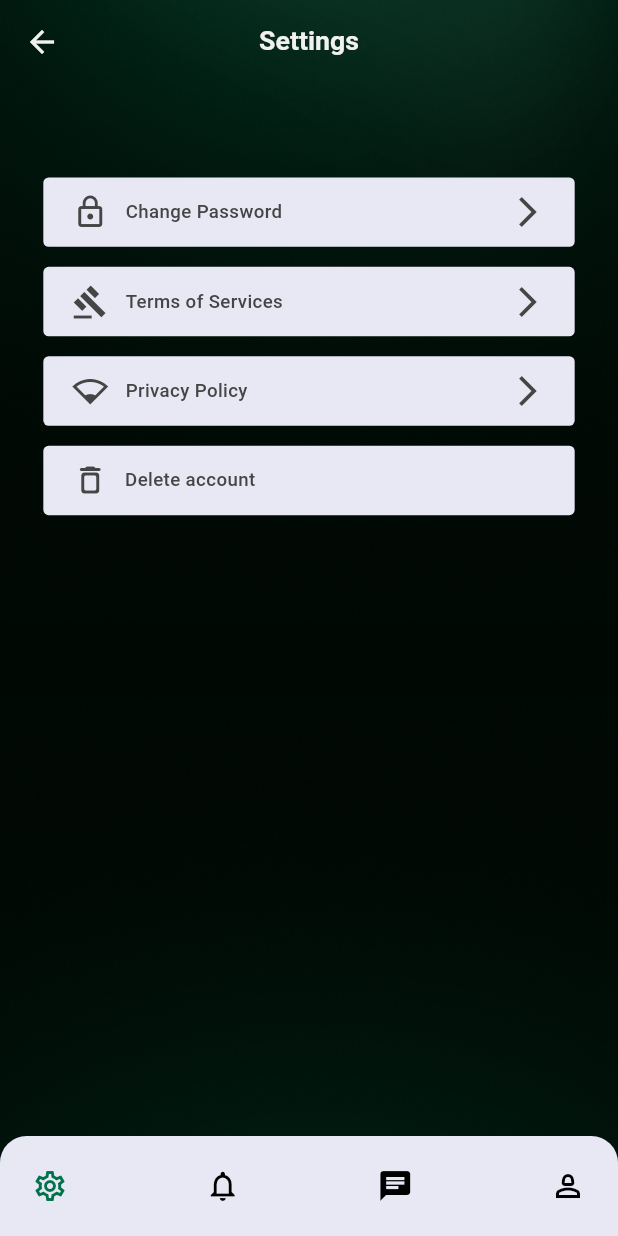
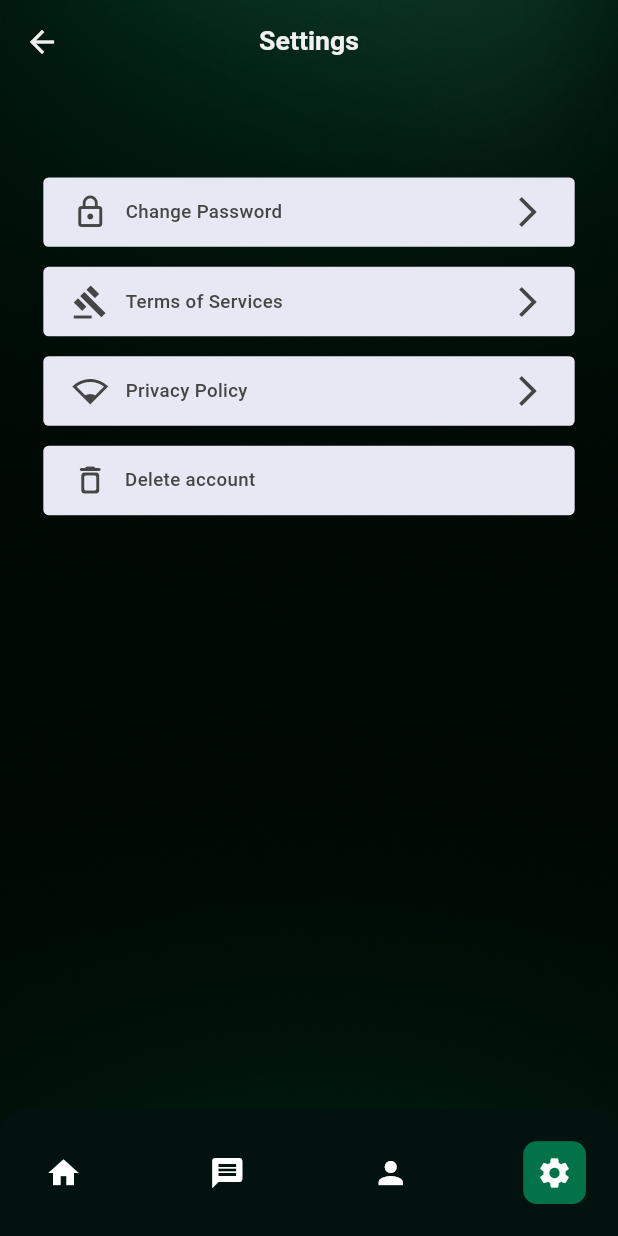
Before and after one commit to mehdisparktech/miraa_social_messaging, a Flutter app: the SettingScreen screen opened by its route, on a phone screen of 412 x 824 dp. Run offline on Flutter 3.47's test engine with Material 3 defaults, Android fonts, the phone set to English and light mode, and no system bars; our stand-ins replace cached_network_image, dio, flutter_dotenv, flutter_html, flutter_local_notifications, flutter_screenutil and 10 more; accounts and stored records are empty; network calls fail.

Commit message:
last navbar

```diff
--- a/lib/component/bottom_nav_bar/common_bottom_bar.dart
+++ b/lib/component/bottom_nav_bar/common_bottom_bar.dart
@@ -4,7 +4,6 @@ import 'package:get/get.dart';
 import '../../../config/route/app_routes.dart';
 import '../../../utils/constants/app_colors.dart';
 import '../../../utils/log/app_log.dart';
-
 
 class CommonBottomNavBar extends StatefulWidget {
   final int currentIndex;
@@ -17,18 +16,11 @@ class CommonBottomNavBar extends StatefulWidget {
 
 class _CommonBottomNavBarState extends State<CommonBottomNavBar> {
   var bottomNavIndex = 0;
-  List<Widget> unselectedIcons = [
-    const Icon(Icons.settings_outlined, color: AppColors.black),
-    const Icon(Icons.notifications_outlined, color: AppColors.black),
-    const Icon(Icons.chat, color: AppColors.black),
-    const Icon(Icons.person_2_outlined, color: AppColors.black),
-  ];
-
-  List<Widget> selectedIcons = [
-    const Icon(Icons.settings_outlined, color: AppColors.primaryColor),
-    const Icon(Icons.notifications, color: AppColors.primaryColor),
-    const Icon(Icons.chat, color: AppColors.primaryColor),
-    const Icon(Icons.person, color: AppColors.primaryColor),
+  List<Widget> bottomBarIcons = [
+    const Icon(Icons.home, color: AppColors.white),
+    const Icon(Icons.message, color: AppColors.white),
+    const Icon(Icons.person, color: AppColors.white),
+    const Icon(Icons.settings, color: AppColors.white),
   ];
 
   @override
@@ -46,24 +38,27 @@ class _CommonBottomNavBarState extends State<CommonBottomNavBar> {
         alignment: Alignment.center,
         padding: EdgeInsets.all(12.sp),
         decoration: BoxDecoration(
-            color: AppColors.blueLight,
-            borderRadius: BorderRadius.only(
-                topLeft: Radius.circular(20.r),
-                topRight: Radius.circular(20.r))),
+          color: AppColors.bottomNavBarColor,
+          borderRadius: BorderRadius.only(
+            topLeft: Radius.circular(20.r),
+            topRight: Radius.circular(20.r),
+          ),
+        ),
         child: Row(
           mainAxisAlignment: MainAxisAlignment.spaceBetween,
-          children: List.generate(unselectedIcons.length, (index) {
+          children: List.generate(bottomBarIcons.length, (index) {
             return GestureDetector(
               onTap: () => onTap(index),
               child: Container(
                 margin: EdgeInsetsDirectional.all(12.sp),
-                child: Column(
-                  children: [
-                    index == bottomNavIndex
-                        ? selectedIcons[index]
-                        : unselectedIcons[index],
-                  ],
+                padding: EdgeInsets.all(10.sp),
+                decoration: BoxDecoration(
+                  color: index == bottomNavIndex
+                      ? Color(0xFF027348)
+                      : AppColors.transparent,
+                  borderRadius: BorderRadius.circular(10.r),
                 ),
+                child: Column(children: [bottomBarIcons[index]]),
               ),
             );
           }),
@@ -73,23 +68,23 @@ class _CommonBottomNavBarState extends State<CommonBottomNavBar> {
   }
 
   void onTap(int index) async {
-      appLog(widget.currentIndex, source: "common bottombar");
+    appLog(widget.currentIndex, source: "common bottombar");
 
     if (index == 0) {
       if (!(widget.currentIndex == 0)) {
-        Get.toNamed(AppRoutes.setting);
+        Get.toNamed(AppRoutes.home);
       }
     } else if (index == 1) {
       if (!(widget.currentIndex == 1)) {
-        Get.toNamed(AppRoutes.notifications);
+        Get.toNamed(AppRoutes.chat);
       }
     } else if (index == 2) {
       if (!(widget.currentIndex == 2)) {
-        Get.toNamed(AppRoutes.chat);
+        Get.toNamed(AppRoutes.profile);
       }
     } else if (index == 3) {
       if (!(widget.currentIndex == 3)) {
-        Get.toNamed(AppRoutes.profile);
+        Get.toNamed(AppRoutes.setting);
       }
     }
   }
--- a/lib/config/dependency/dependency_injection.dart
+++ b/lib/config/dependency/dependency_injection.dart
@@ -1,5 +1,5 @@
-
 import 'package:get/get.dart';
+import 'package:miraa_social_messaging/features/home/presentation/controller/home_controller.dart';
 
 import '../../features/auth/change_password/presentation/controller/change_password_controller.dart';
 import '../../features/auth/forgot password/presentation/controller/forget_password_controller.dart';
@@ -27,5 +27,6 @@ class DependencyInjection extends Bindings {
     Get.lazyPut(() => SettingController(), fenix: true);
     Get.lazyPut(() => PrivacyPolicyController(), fenix: true);
     Get.lazyPut(() => TermsOfServicesController(), fenix: true);
+    Get.lazyPut(() => HomeController(), fenix: true);
   }
 }
--- a/lib/config/route/app_routes.dart
+++ b/lib/config/route/app_routes.dart
@@ -1,4 +1,5 @@
 import 'package:get/get.dart';
+import 'package:miraa_social_messaging/features/home/presentation/screen/home_screen.dart';
 import '../../features/auth/change_password/presentation/screen/change_password_screen.dart';
 import '../../features/auth/forgot password/presentation/screen/create_password.dart';
 import '../../features/auth/forgot password/presentation/screen/forgot_password.dart';
@@ -36,6 +37,7 @@ class AppRoutes {
   static const String privacyPolicy = "/privacy_policy_screen.dart";
   static const String termsOfServices = "/terms_of_services_screen.dart";
   static const String setting = "/setting_screen.dart";
+  static const String home = "/home_screen.dart";
 
   static List<GetPage> routes = [
     GetPage(name: splash, page: () => const SplashScreen()),
@@ -55,5 +57,6 @@ class AppRoutes {
     GetPage(name: privacyPolicy, page: () => const PrivacyPolicyScreen()),
     GetPage(name: termsOfServices, page: () => const TermsOfServicesScreen()),
     GetPage(name: setting, page: () => const SettingScreen()),
+    GetPage(name: home, page: () => const HomeScreen()),
   ];
 }
--- a/lib/config/theme/light_theme.dart
+++ b/lib/config/theme/light_theme.dart
@@ -3,7 +3,7 @@ import 'package:flutter/material.dart';
 import '../../utils/constants/app_colors.dart';
 
 ThemeData themeData = ThemeData(
-  scaffoldBackgroundColor: AppColors.background,
+  scaffoldBackgroundColor: AppColors.transparent,
   appBarTheme: const AppBarTheme(
     backgroundColor: AppColors.transparent,
     centerTitle: true,
--- a/lib/features/auth/sign in/presentation/widgets/do_not_account.dart
+++ b/lib/features/auth/sign in/presentation/widgets/do_not_account.dart
@@ -19,8 +19,8 @@ class DoNotHaveAccount extends StatelessWidget {
           TextSpan(
             text: AppString.doNotHaveAccount,
             style: GoogleFonts.plusJakartaSans(
-              color: AppColors.white,
-              fontSize: 16,
+              color: AppColors.textColor,
+              fontSize: 14,
               fontWeight: FontWeight.w500,
             ),
           ),
@@ -34,7 +34,7 @@ class DoNotHaveAccount extends StatelessWidget {
               },
             style: GoogleFonts.plusJakartaSans(
               color: AppColors.yellow,
-              fontSize: 16,
+              fontSize: 14,
               fontWeight: FontWeight.w600,
             ),
           ),
--- a/lib/features/auth/sign up/presentation/widget/already_accunt_rich_text.dart
+++ b/lib/features/auth/sign up/presentation/widget/already_accunt_rich_text.dart
@@ -20,8 +20,8 @@ class AlreadyAccountRichText extends StatelessWidget {
           TextSpan(
             text: AppString.alreadyHaveAccount,
             style: GoogleFonts.plusJakartaSans(
-              color: AppColors.white,
-              fontSize: 16,
+              color: AppColors.textColor,
+              fontSize: 14,
               fontWeight: FontWeight.w500,
             ),
           ),
@@ -35,7 +35,7 @@ class AlreadyAccountRichText extends StatelessWidget {
               },
             style: GoogleFonts.plusJakartaSans(
               color: AppColors.yellow,
-              fontSize: 16,
+              fontSize: 14,
               fontWeight: FontWeight.w600,
             ),
           ),
--- /dev/null
+++ b/lib/features/home/presentation/controller/home_controller.dart
@@ -0,0 +1,3 @@
+import 'package:get/get.dart';
+
+class HomeController extends GetxController {}
--- a/lib/features/profile/presentation/screen/profile_screen.dart
+++ b/lib/features/profile/presentation/screen/profile_screen.dart
@@ -113,7 +113,7 @@ class ProfileScreen extends StatelessWidget {
       ),
 
       /// Bottom Navigation Bar Section Starts here
-      bottomNavigationBar: const CommonBottomNavBar(currentIndex: 3),
+      bottomNavigationBar: const CommonBottomNavBar(currentIndex: 2),
     );
   }
 }
--- a/lib/features/setting/presentation/screen/setting_screen.dart
+++ b/lib/features/setting/presentation/screen/setting_screen.dart
@@ -65,12 +65,11 @@ class SettingScreen extends StatelessWidget {
 
                 /// Delete Account Item here
                 InkWell(
-                  onTap:
-                      () => deletePopUp(
-                        controller: controller.passwordController,
-                        onTap: controller.deleteAccountRepo,
-                        isLoading: controller.isLoading,
-                      ),
+                  onTap: () => deletePopUp(
+                    controller: controller.passwordController,
+                    onTap: controller.deleteAccountRepo,
+                    isLoading: controller.isLoading,
+                  ),
                   child: Container(
                     height: 52.h,
                     padding: EdgeInsets.symmetric(horizontal: 20.w),
@@ -100,7 +99,7 @@ class SettingScreen extends StatelessWidget {
       ),
 
       /// Bottom Navigation Bar Section starts here
-      bottomNavigationBar: const CommonBottomNavBar(currentIndex: 0),
+      bottomNavigationBar: const CommonBottomNavBar(currentIndex: 3),
     );
   }
 }
--- a/lib/utils/constants/app_colors.dart
+++ b/lib/utils/constants/app_colors.dart
@@ -9,6 +9,7 @@ class AppColors {
   static const Color borderColor = Color(0xFF404040);
   static const Color textColor = Color(0xFFF1F1F1);
   static const Color secondaryTextColor = Color(0xFFA1A1A1);
+  static const Color bottomNavBarColor = Color(0xFF01120F);
 
   static const Color transparent = Colors.transparent;
   static const Color white = Colors.white;
```
Also changed, not shown: lib/app.dart (+0 -13 lines), lib/features/home/presentation/screen/home_screen.dart (added, +14 -0 lines), lib/features/message/presentation/screen/chat_screen.dart (+3 -5 lines).
